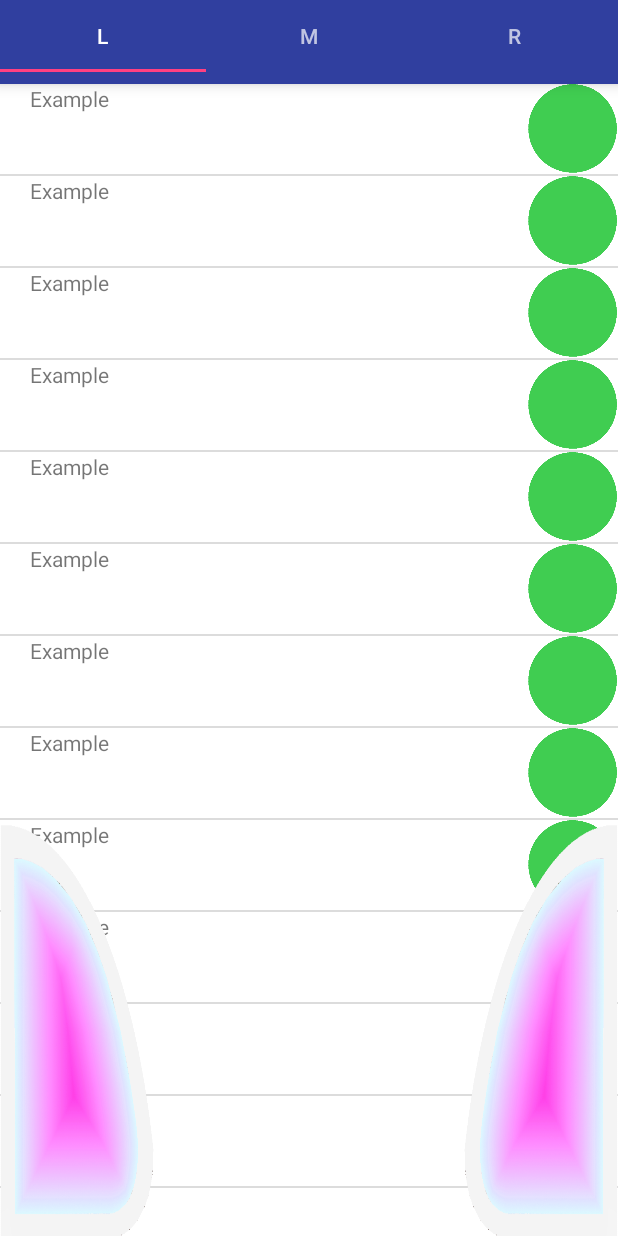
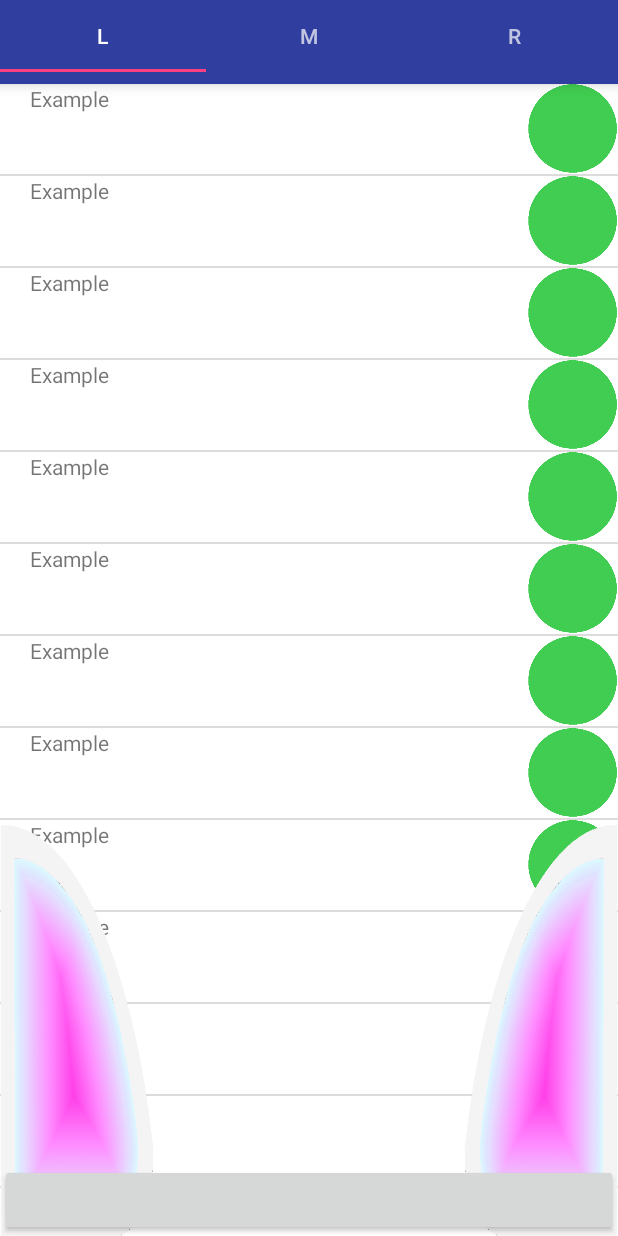
Before and after one commit to higamasa/MawaRoute, an Android app: the screen it shows after launch (MainActivity), on a phone screen of 412 x 824 dp. Run offline under Robolectric (Android 15) with nearby library versions, the phone set to English and light mode, and no system bars; 9 statements that could not run were skipped.

Commit message:
フラグメントの更新とスプラッシュ画面の追加（ポップアップでに変更する予定）

```diff
--- a/AndroidKanazawa2015/app/src/main/AndroidManifest.xml
+++ b/AndroidKanazawa2015/app/src/main/AndroidManifest.xml
@@ -8,6 +8,7 @@
         android:label="@string/app_name"
         android:supportsRtl="true"
         android:theme="@style/AppTheme">
+        <!--android:theme="@style/AppFirstTheme">-->
         <!-- Google API の認証キー-->
         <meta-data
             android:name="com.google.android.geo.API_KEY"
@@ -16,6 +17,7 @@
             android:name=".MainActivity"
             android:label="@string/app_name"
             android:theme="@style/AppTheme.NoActionBar">
+            <!--android:theme="@style/AppFirstTheme">-->
             <intent-filter>
                 <action android:name="android.intent.action.MAIN" />
 
--- a/AndroidKanazawa2015/app/src/main/java/com/example/owner_pc/androidkanazawa2015/MainActivity.java
+++ b/AndroidKanazawa2015/app/src/main/java/com/example/owner_pc/androidkanazawa2015/MainActivity.java
@@ -11,15 +11,22 @@ import android.support.v4.app.ActivityCompat;
 import android.support.v4.view.ViewPager;
 import android.support.v7.app.AppCompatActivity;
 import android.util.Log;
+import android.view.View;
+import android.widget.Button;
 import android.widget.ImageButton;
 
 import com.example.owner_pc.androidkanazawa2015.gnavi.AsyncTaskCallbacks;
 import com.example.owner_pc.androidkanazawa2015.gnavi.GnaviCtrl;
 import com.example.owner_pc.androidkanazawa2015.gnavi.Position;
 import com.example.owner_pc.androidkanazawa2015.gnavi.ShopCtrl;
+import com.example.owner_pc.androidkanazawa2015.gnavi.ShopList;
+
+import java.util.ArrayList;
 
 public class MainActivity extends AppCompatActivity implements AsyncTaskCallbacks, ViewPager.OnPageChangeListener{
 
+    private MainFragmentPagerAdapter pagerAdapter;
+    private ViewPager viewPager;
     private GnaviCtrl gnaviCtrl = new GnaviCtrl(this, this);
     private SettingButton settingButton = new SettingButton(this);
     private double latitude  = 36.594682;
@@ -38,19 +45,62 @@ public class MainActivity extends AppCompatActivity implements AsyncTaskCallback
         //final ListView listView = (ListView)findViewById(R.id.list);
     }
 
+    private void updateFragment(){
+        int[] data = new int[5];
+        for(int i=0;i<5;++i){
+            data[i] = i+5;
+        }
+        viewPager.addOnPageChangeListener(this);
+        viewPager.setOffscreenPageLimit(2);
+
+        pagerAdapter.destroyAllItem(viewPager);
+        pagerAdapter.setData(data);
+        pagerAdapter.notifyDataSetChanged();
+        viewPager.setCurrentItem(0);
+        viewPager.setAdapter(pagerAdapter);
+    }
+
     //ぐるナビ読み込み完了
     @Override
     public void onTaskFinished(){
+
+        //todo お試しデータ引継ぎ
+        int[] data = new int[5];
+        for(int i=0;i<5;++i){
+            data[i] = i;
+            System.out.println(data[i]);
+        }
+
         //TabとSwipeの読み込み
-        ViewPager viewPager = (ViewPager) findViewById(R.id.viewpager);
-        viewPager.setAdapter(new MainFragmentPagerAdapter(getSupportFragmentManager()
-                , MainActivity.this, latitude, longitude, new ShopCtrl()));
+        viewPager = (ViewPager) findViewById(R.id.viewpager);
         viewPager.addOnPageChangeListener(this);
+        viewPager.setOffscreenPageLimit(2);
+        pagerAdapter = new MainFragmentPagerAdapter(getSupportFragmentManager(),
+                MainActivity.this, latitude, longitude, new ShopCtrl());
+        pagerAdapter.setData(data);
+        viewPager.setAdapter(pagerAdapter);
+
         TabLayout tabLayout = (TabLayout) findViewById(R.id.tab_layout);
         tabLayout.setupWithViewPager(viewPager);
+//        tabLayout.setBackgroundColor(getResources().getColor(R.color.colorPrimaryDark));
 
         //ボタンの表示
         settingButton.onDrawButton();
+
+        Button updateButton = (Button) findViewById(R.id.update_button);
+//        updateButton.setBackgroundColor(getResources().getColor(R.color.colorPrimaryDark));
+
+        //読み込み完了後スプラッシュ画面閉じる
+//        setTheme(R.style.AppTheme_NoActionBar);
+
+
+        updateButton.setOnClickListener(new View.OnClickListener() {
+
+            @Override
+            public void onClick(View v) {
+                updateFragment();
+            }
+        });
     }
 
     //ぐるナビ読み込み失敗
@@ -144,5 +194,4 @@ public class MainActivity extends AppCompatActivity implements AsyncTaskCallback
         this.latitude = location.getLatitude();
         this.longitude = location.getLongitude();
     }
-
 }
--- a/AndroidKanazawa2015/app/src/main/java/com/example/owner_pc/androidkanazawa2015/MainFragmentPagerAdapter.java
+++ b/AndroidKanazawa2015/app/src/main/java/com/example/owner_pc/androidkanazawa2015/MainFragmentPagerAdapter.java
@@ -6,7 +6,10 @@ import android.os.Bundle;
 import android.support.v4.app.Fragment;
 import android.support.v4.app.FragmentManager;
 import android.support.v4.app.FragmentPagerAdapter;
+import android.support.v4.app.FragmentTransaction;
+import android.support.v4.view.ViewPager;
 import android.util.Log;
+import android.view.ViewGroup;
 
 import com.example.owner_pc.androidkanazawa2015.gnavi.ShopCtrl;
 import com.example.owner_pc.androidkanazawa2015.gnavi.ShopList;
@@ -27,6 +30,8 @@ public class MainFragmentPagerAdapter extends FragmentPagerAdapter implements Se
     private double latitude;
     private double longitude;
     private ShopCtrl shopCtrl;
+    private int[] data = new int[5];
+
 
     public MainFragmentPagerAdapter(FragmentManager fm, Context context , double latitude , double longitude ,
                                     ShopCtrl shopCtrl) {
@@ -36,30 +41,74 @@ public class MainFragmentPagerAdapter extends FragmentPagerAdapter implements Se
         this.longitude = longitude;
         this.shopCtrl = shopCtrl;
     }
+
     @Override
     public int getCount() {
         return PAGE_COUNT;
     }
+
     @Override
     public Fragment getItem(int arg0) {
         Bundle bundle = new Bundle();
         switch(arg0){
+            //リスト
             case 0:
                 bundle.putSerializable("shopCtrl", shopCtrl);
                 List list = new List();
                 list.setArguments(bundle);
                 return list;
+            //マップ
             case 1:
+                //todo ショップリスト渡す
                 bundle.putDouble("latitude" , latitude);
                 bundle.putDouble("longitude" , longitude);
                 Map map = new Map();
                 map.setArguments(bundle);
                 return map;
+            //ルーレット
             case 2:
-                return new RoulettePage();
+                //todo ショップリスト渡す
+                bundle.putIntArray("data", data);
+                RoulettePage roulettePage = new RoulettePage();
+                roulettePage.setArguments(bundle);
+                return roulettePage;
         }
         return null;
     }
+
+    @Override
+    public int getItemPosition(Object object) {
+        return POSITION_NONE;
+    }
+
+    public void destroyAllItem(ViewPager pager) {
+        // -1が正しいかは要チェックです
+        for (int i = 1; i < getCount(); i++) {
+            try {
+                Object objectobject = this.instantiateItem(pager, i);
+                if (objectobject != null)
+                    destroyItem(pager, i, objectobject);
+            } catch (Exception e) {
+
+            }
+        }
+    }
+    @Override
+    public void destroyItem(ViewGroup container, int position, Object object) {
+        super.destroyItem(container, position, object);
+
+        if (position <= getCount()) {
+            FragmentManager manager = ((Fragment) object).getFragmentManager();
+            FragmentTransaction trans = manager.beginTransaction();
+            trans.remove((Fragment) object);
+            trans.commit();
+        }
+    }
+
+    public void setData(int[] data){
+        this.data = data;
+    }
+
     @Override
     public CharSequence getPageTitle(int position) {
         // Generate title based on item position
--- a/AndroidKanazawa2015/app/src/main/java/com/example/owner_pc/androidkanazawa2015/RoulettePage.java
+++ b/AndroidKanazawa2015/app/src/main/java/com/example/owner_pc/androidkanazawa2015/RoulettePage.java
@@ -80,6 +80,14 @@ public class RoulettePage extends Fragment implements Animation.AnimationListene
     @Override
     public View onCreateView(LayoutInflater inflater, ViewGroup container,
                              Bundle savedInstanceState) {
+
+
+        Bundle bundle = getArguments();
+        int[] data = bundle.getIntArray("data");
+        for(int i=0;i<5;++i){
+            System.out.println(data[i]);
+        }
+
         View view = inflater.inflate(R.layout.roulette_fragment, container, false);
 
         //スマホ画面の大きさから家紋のサイズを計算
--- a/AndroidKanazawa2015/app/src/main/java/com/example/owner_pc/androidkanazawa2015/SettingButton.java
+++ b/AndroidKanazawa2015/app/src/main/java/com/example/owner_pc/androidkanazawa2015/SettingButton.java
@@ -61,7 +61,6 @@ public class SettingButton implements View.OnClickListener{
         //クリック可能
         rightButton.setOnClickListener(this);
         leftButton.setOnClickListener(this);
-
     }
 
     //ボタンが押されたらポップアップ表示
--- a/AndroidKanazawa2015/app/src/main/java/com/example/owner_pc/androidkanazawa2015/gnavi/ShopList.java
+++ b/AndroidKanazawa2015/app/src/main/java/com/example/owner_pc/androidkanazawa2015/gnavi/ShopList.java
@@ -1,10 +1,11 @@
 package com.example.owner_pc.androidkanazawa2015.gnavi;
 
+import java.io.Serializable;
 import java.util.ArrayList;
 
 /**
  * Created by owner-PC on 2016/01/15.
  */
-public class ShopList {
+public class ShopList{
     public ArrayList<ShopParameter> shop = new ArrayList<ShopParameter>();
 }
--- a/AndroidKanazawa2015/app/src/main/res/layout/content_main.xml
+++ b/AndroidKanazawa2015/app/src/main/res/layout/content_main.xml
@@ -40,4 +40,14 @@
         android:layout_alignParentBottom="true"
         android:background="@null"
         android:scaleType="fitXY" />
+    <Button
+        android:id="@+id/update_button"
+        android:layout_width="wrap_content"
+        android:layout_height="wrap_content"
+        android:layout_alignParentBottom="true"
+        android:scaleType="fitXY"
+        android:layout_alignParentLeft="true"
+        android:layout_alignParentTop="false"
+        android:layout_alignWithParentIfMissing="false"
+        android:layout_alignParentRight="true" />
 </RelativeLayout>
```
Also changed, not shown: AndroidKanazawa2015/app/src/main/res/drawable/splash.xml (added, +13 -0 lines), AndroidKanazawa2015/app/src/main/res/values/styles.xml (+7 -0 lines).
